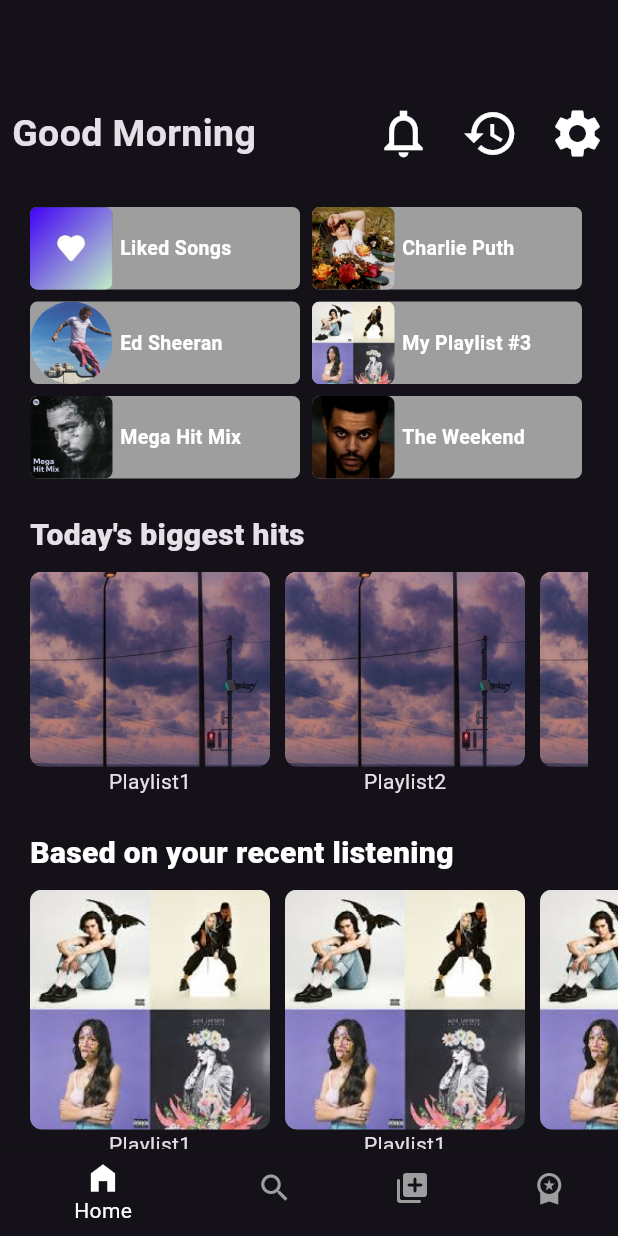
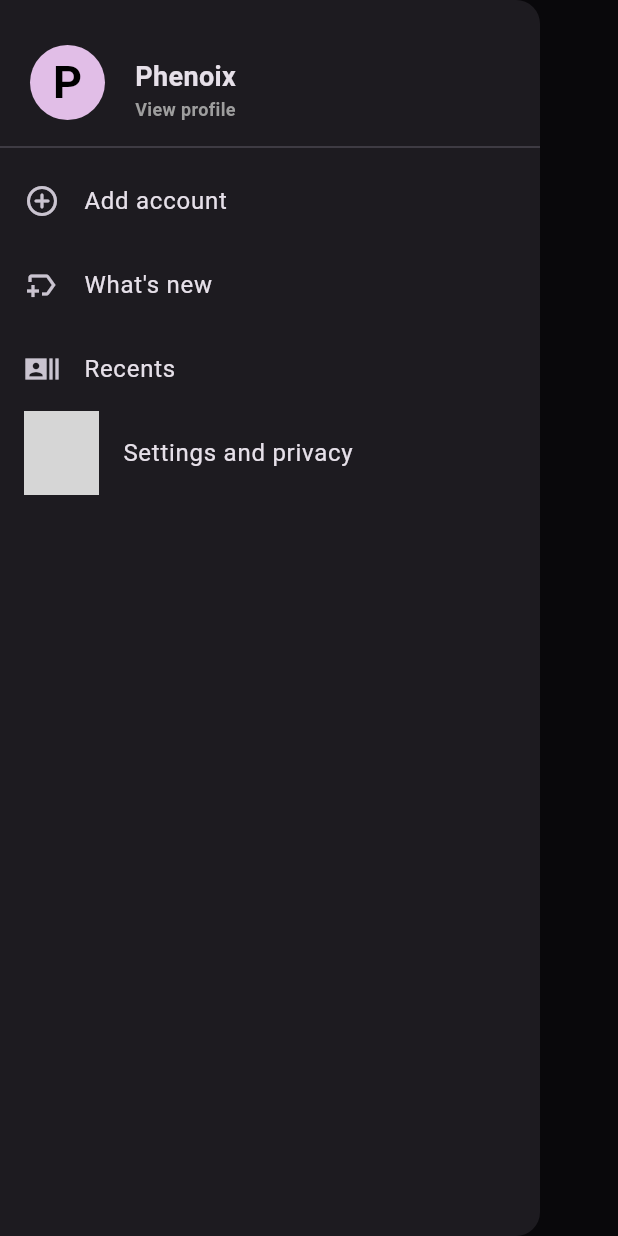
Before and after one commit to rustyonkeys/Spotify_clone, a Flutter app: the screen it shows after launch, with the side drawer open (before the commit the screen has no drawer), on a phone screen of 412 x 824 dp. Run offline on Flutter 3.47's test engine with Material 3 defaults, Android fonts, the phone set to English and light mode, and no system bars; grey boxes are pictures that could not be loaded.

Commit message:
Added profile button but need fixes

```diff
--- a/lib/main.dart
+++ b/lib/main.dart
@@ -1,5 +1,6 @@
 import "package:flutter/material.dart";
 import "package:spotify_clone/sections/bottom.dart";
+import "package:spotify_clone/sections/drawer.dart";
 import "package:spotify_clone/sections/home.dart";
 
 void main() => runApp(MyApp());
@@ -14,7 +15,7 @@ class MyApp extends StatelessWidget {
       theme: ThemeData(
         brightness: Brightness.dark
       ),
-      home: BottomNav() ,
+      home: HamburgerSection(),
     );
   }
 }
--- a/lib/sections/bottom.dart
+++ b/lib/sections/bottom.dart
@@ -1,6 +1,6 @@
 import 'package:flutter/material.dart';
 import 'package:spotify_clone/sections/home.dart';
-import 'package:spotify_clone/sections/likedsongs.dart';
+import 'package:spotify_clone/sections/search.dart';
 import 'package:spotify_clone/sections/songs/charlieputh.dart';
 import 'package:spotify_clone/sections/songs/theweekend.dart';
 
@@ -16,7 +16,7 @@ class _BottomNavState extends State<BottomNav> {
 
   List<Widget> widgets =[
     HomePage(),
-    LikedSongs(),
+    SearchSeaction(),
     CharliePuth(),
     TheWeekend()
   ];
--- /dev/null
+++ b/lib/sections/drawer.dart
@@ -0,0 +1,112 @@
+import 'package:flutter/material.dart';
+
+class HamburgerSection extends StatefulWidget {
+  const HamburgerSection({super.key});
+
+  @override
+  State<HamburgerSection> createState() => _HamburgerSectionState();
+}
+
+class _HamburgerSectionState extends State<HamburgerSection> {
+  final GlobalKey<ScaffoldState> _scaffoldKey = GlobalKey<ScaffoldState>(); // Key to control drawer
+  @override
+  Widget build(BuildContext context) {
+    return Scaffold(
+      key: _scaffoldKey,
+      drawer: SizedBox(width: 360,
+        child: Drawer(
+          child: ListView(
+            padding: EdgeInsets.zero,
+            children: [
+              Container(
+                height: 90,
+                padding: EdgeInsets.only(top: 30,left: 20),
+                child: Row(
+                      crossAxisAlignment: CrossAxisAlignment.start,
+                      children: [
+                        Container(
+                          height: 50,
+                          width: 50,
+                          alignment: Alignment.center,
+                          decoration: BoxDecoration(
+                              color: Colors.purple.shade100,
+                              shape: BoxShape.circle),
+                          child:Text("P",style: TextStyle(
+                            color: Colors.black,
+                            fontWeight: FontWeight.bold,
+                            fontSize: 30
+                          )),
+                        ),
+                        SizedBox(width: 20,),
+                        Column(
+                          mainAxisAlignment: MainAxisAlignment.center,
+                          crossAxisAlignment: CrossAxisAlignment.start,
+                          children: [
+                            Text("Phenoix",
+                            style: TextStyle(
+                              fontWeight: FontWeight.bold,
+                              fontSize: 18
+                            ),),
+                            Text("View profile",
+                              style: TextStyle(
+                                color: Colors.grey,
+                                fontSize: 12,
+                                fontWeight: FontWeight.w600
+                              ),)
+                          ],
+                        )
+                      ],
+                    ),
+
+              ),
+              Divider(),
+
+              ListTile(
+                leading: Icon(Icons.add_circle_outline_rounded),
+                title: Text("Add account"),
+              ),
+              ListTile(
+                leading: Icon(Icons.new_label_outlined),
+                title: Text("What's new"),
+              ),
+              ListTile(
+                leading: Icon(Icons.recent_actors_sharp),
+                title: Text("Recents"),
+              ),
+              ListTile(
+                leading: SizedBox(
+                  width: 50,
+                  height: 230,
+                  child: Image.asset("assets/history.png",fit: BoxFit.contain,)
+                  ),
+                title: Text("Settings and privacy"),
+              ),
+
+            ],
+          ),
+        ),
+      ),
+      appBar: AppBar(title: Text("Hamberger menu"),
+      leading: GestureDetector(
+        onTap: (){
+          _scaffoldKey.currentState!.openDrawer();
+        },
+        child: Padding(
+          padding: const EdgeInsets.all(12.0),
+          child: CircleAvatar(
+            backgroundColor: Colors.pink.shade100,
+            child: Text(
+              "K",
+              style: TextStyle(
+                fontWeight: FontWeight.bold,
+                fontSize: 20,
+                color: Colors.black,
+              ),
+            ),
+          ),
+        ),
+      ),),
+      body: Container(),
+    );
+  }
+}
--- /dev/null
+++ b/lib/sections/search.dart
@@ -0,0 +1,29 @@
+import "package:flutter/material.dart";
+
+class SearchSeaction extends StatefulWidget {
+  const SearchSeaction({super.key});
+
+  @override
+  State<SearchSeaction> createState() => _SearchSeactionState();
+}
+
+class _SearchSeactionState extends State<SearchSeaction> {
+  @override
+  Widget build(BuildContext context) {
+    return Scaffold(
+      body: Padding(
+        padding: EdgeInsets.only(top: 40.0),
+        child: Row(
+          mainAxisAlignment: MainAxisAlignment.spaceBetween,
+          children: [
+            Text("Search",
+            style: TextStyle(color: Colors.white,
+            fontSize: 20,
+            fontWeight: FontWeight.bold),),
+            Icon(Icons.camera_alt)
+          ],
+        ),
+      )
+    );
+  }
+}
```
